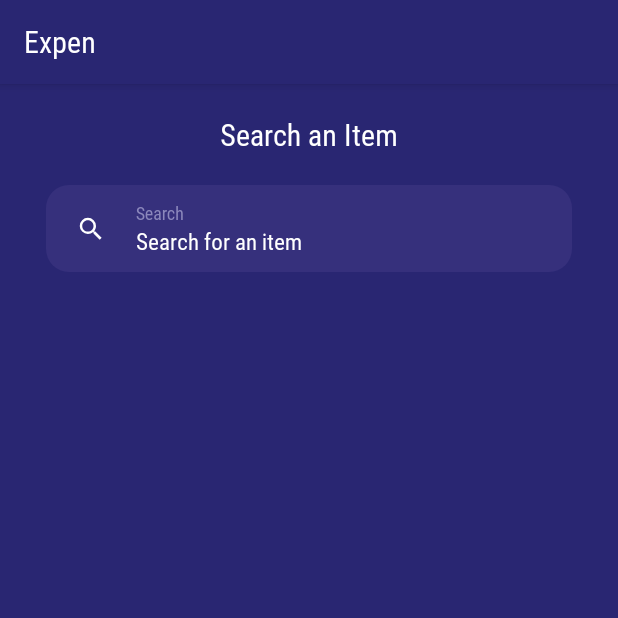
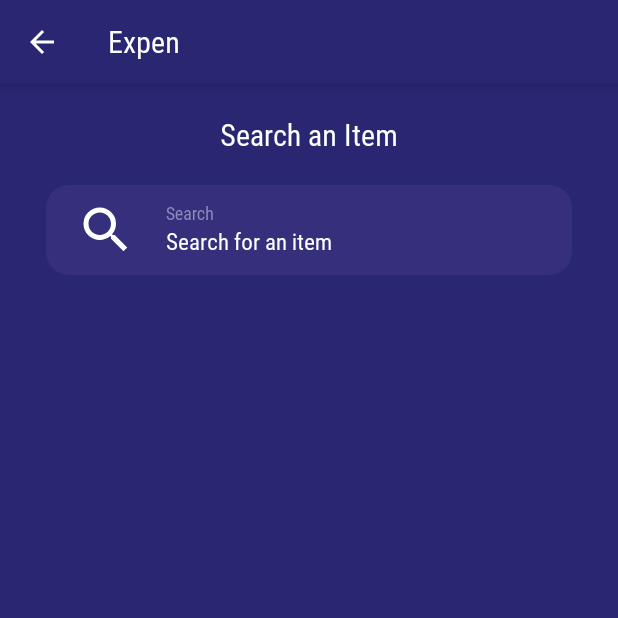
Before and after one commit to ifeadikanwa/Expen, an Android app: the SearchItemActivity screen opened directly, with no data from a screen before it, on a phone screen of 412 x 824 dp, the top half of it. Run offline under Robolectric (Android 15) with nearby library versions, the phone set to English and light mode, and no system bars.

Commit message:
Can search for products and get results

```diff
--- a/app/src/main/AndroidManifest.xml
+++ b/app/src/main/AndroidManifest.xml
@@ -15,7 +15,10 @@
             android:parentActivityName=".MainActivity">
 
         </activity>
-        <activity android:name=".SearchItemActivity" />
+        <activity android:name=".SearchItemActivity"
+            android:parentActivityName=".ShoppingSessionActivity">
+
+        </activity>
         <activity android:name=".ScanBarcodeActivity"
             android:theme="@style/AppTheme">
         </activity>
--- a/app/src/main/java/com/example/expen/SearchItemActivity.java
+++ b/app/src/main/java/com/example/expen/SearchItemActivity.java
@@ -1,14 +1,103 @@
 package com.example.expen;
 
 import androidx.appcompat.app.AppCompatActivity;
+import androidx.recyclerview.widget.LinearLayoutManager;
+import androidx.recyclerview.widget.RecyclerView;
 
 import android.os.Bundle;
+import android.util.Log;
+import android.view.View;
+import android.widget.EditText;
+import android.widget.ImageView;
+import android.widget.Toast;
+
+import com.example.expen.model_classes.Product;
+
+import java.io.BufferedReader;
+import java.io.IOException;
+import java.io.InputStreamReader;
+import java.util.ArrayList;
 
 public class SearchItemActivity extends AppCompatActivity {
+    ImageView searchIcon;
+    EditText searchText;
+    SearchProductsAdapter adapter;
+    ArrayList<String> groceryStoreList = new ArrayList<>();
+    ArrayList<String> searchMatchesString = new ArrayList<>();
+    ArrayList<Product> searchMatchesProducts = new ArrayList<>();
 
     @Override
     protected void onCreate(Bundle savedInstanceState) {
         super.onCreate(savedInstanceState);
         setContentView(R.layout.activity_search_item);
+
+        readData();
+
+        searchIcon = findViewById(R.id.search_icon);
+        searchText = findViewById(R.id.item_search_bar);
+        RecyclerView recyclerView = findViewById(R.id.search_item_recyclerview);
+
+
+        searchIcon.setOnClickListener(new View.OnClickListener() {
+            @Override
+            public void onClick(View view) {
+                searchStore();
+            }
+        });
+
+        //setup recyclerview
+       adapter = new SearchProductsAdapter(searchMatchesProducts);
+       recyclerView.setAdapter(adapter);
+       recyclerView.setLayoutManager(new LinearLayoutManager(this));
     }
+
+    private void readData() {
+        Log.i("CSV", "in read data method");
+        InputStreamReader is = new InputStreamReader(getResources().openRawResource(R.raw.barcodedata)) ;
+        BufferedReader reader = new BufferedReader(is);
+        try {
+            String line;
+            while ((line = reader.readLine()) != null) {
+                Log.i("CSV", line);
+                groceryStoreList.add(line);
+            }
+        } catch (IOException e) {
+            e.printStackTrace();
+        }
+    }
+
+    private void searchStore() {
+        Log.i("search", "in search store method");
+
+        String productMatch = null;
+        String query = searchText.getText().toString().trim();
+        searchMatchesString.clear();
+        searchMatchesProducts.clear();
+
+        Log.i("query", query);
+        if(query.isEmpty()){
+            return;
+        }
+
+        for (String product : groceryStoreList) {
+            if (product.matches("(.*)"+query+"(.*)")) {
+                searchMatchesString.add(product);
+                Log.i("string match", product);
+            }
+        }
+
+        if(searchMatchesString.size() == 0){
+            Toast.makeText(this, "Product not found", Toast.LENGTH_SHORT).show();
+        }
+        else{
+            for(String product : searchMatchesString){
+                String[] productInfo = product.split(",");
+                searchMatchesProducts.add(new Product(productInfo[1], Double.parseDouble(productInfo[2]), productInfo[0]));
+            }
+
+            adapter.notifyDataSetChanged();
+        }
+    }
+
+
 }
--- /dev/null
+++ b/app/src/main/java/com/example/expen/SearchProductsAdapter.java
@@ -0,0 +1,59 @@
+package com.example.expen;
+
+import android.content.Context;
+import android.view.LayoutInflater;
+import android.view.View;
+import android.view.ViewGroup;
+import android.widget.TextView;
+
+import androidx.annotation.NonNull;
+import androidx.recyclerview.widget.RecyclerView;
+
+import com.example.expen.model_classes.Product;
+
+import java.util.ArrayList;
+
+public class SearchProductsAdapter extends  RecyclerView.Adapter<SearchProductsAdapter.SearchProductsViewHolder> {
+    private ArrayList<Product> mProducts = new ArrayList<>();
+
+    public SearchProductsAdapter(ArrayList<Product> products) {
+        mProducts = products;
+    }
+
+    public class SearchProductsViewHolder extends RecyclerView.ViewHolder {
+        TextView productName;
+        TextView productID;
+        TextView productPrice;
+
+        public SearchProductsViewHolder(@NonNull View itemView) {
+            super(itemView);
+            productName = itemView.findViewById(R.id.product_name);
+            productID = itemView.findViewById(R.id.product_id);
+            productPrice = itemView.findViewById(R.id.product_price);
+        }
+    }
+
+    @NonNull
+    @Override
+    public SearchProductsAdapter.SearchProductsViewHolder onCreateViewHolder(@NonNull ViewGroup parent, int viewType) {
+        View view = LayoutInflater.from(parent.getContext()).inflate(R.layout.product_item_layout, parent, false);
+        SearchProductsViewHolder viewHolder = new SearchProductsViewHolder(view);
+        return viewHolder;
+    }
+
+    @Override
+    public void onBindViewHolder(@NonNull SearchProductsAdapter.SearchProductsViewHolder holder, int position) {
+        Product product = mProducts.get(position);
+
+        holder.productPrice.setText(String.valueOf("$" + product.getProductPrice()));
+
+        holder.productName.setText(product.getProductName());
+
+        holder.productID.setText(product.getProductID());
+    }
+
+    @Override
+    public int getItemCount() {
+        return mProducts.size();
+    }
+}
--- a/app/src/main/res/layout/activity_search_item.xml
+++ b/app/src/main/res/layout/activity_search_item.xml
@@ -30,6 +30,8 @@
         app:layout_constraintWidth_percent=".85">
 
         <ImageView
+            android:layout_height="40dp"
+            android:layout_width="40dp"
             android:id="@+id/search_icon"
             style="@style/composite_input_icon"
             android:src="@drawable/ic_magnify" />
```
Also changed, not shown: app/src/main/java/com/example/expen/ShoppingSessionActivity.java (+7 -0 lines).
